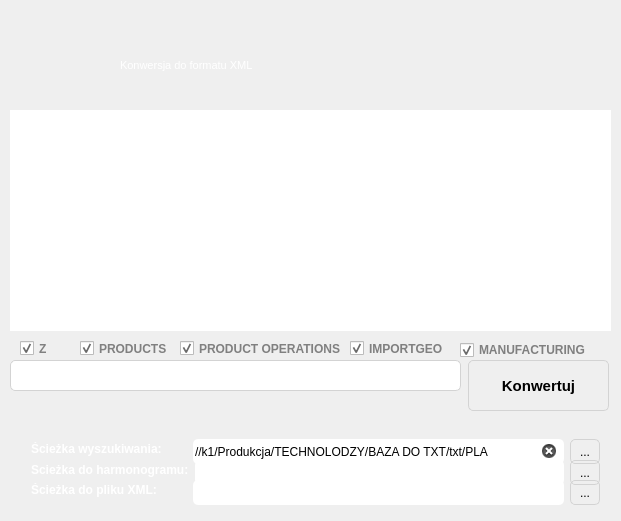
Qt form mainwindow.ui (RStravinsky/ExcelToXML_Assembly) before a commit.
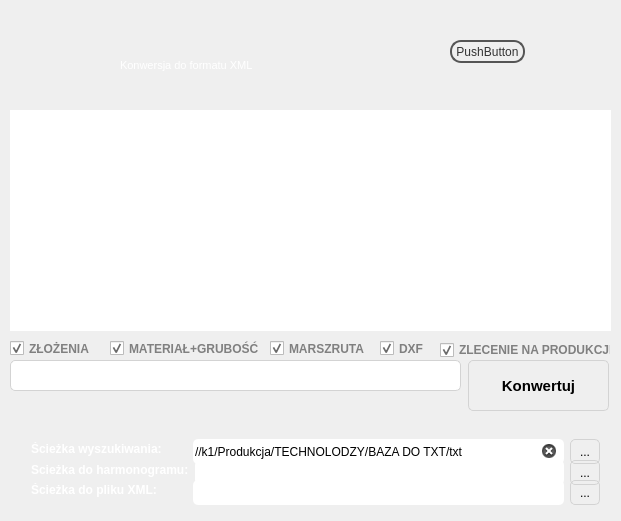
The same form after that commit. Icons and pictures are not drawn.

The edit to the form file:
```diff
--- a/mainwindow.ui
+++ b/mainwindow.ui
@@ -254,7 +254,7 @@
 }</string>
           </property>
           <property name="text">
-           <string>//k1/Produkcja/TECHNOLODZY/BAZA DO TXT/txt/PLA</string>
+           <string>//k1/Produkcja/TECHNOLODZY/BAZA DO TXT/txt</string>
           </property>
           <property name="readOnly">
            <bool>false</bool>
@@ -702,6 +702,19 @@
       <string>&lt;html&gt;&lt;head/&gt;&lt;body&gt;&lt;p&gt;&lt;span style=&quot; font-size:8pt; color:#ffffff;&quot;&gt;Konwersja do formatu XML&lt;/span&gt;&lt;/p&gt;&lt;/body&gt;&lt;/html&gt;</string>
      </property>
     </widget>
+    <widget class="QPushButton" name="pushButton">
+     <property name="geometry">
+      <rect>
+       <x>450</x>
+       <y>40</y>
+       <width>75</width>
+       <height>23</height>
+      </rect>
+     </property>
+     <property name="text">
+      <string>PushButton</string>
+     </property>
+    </widget>
    </widget>
    <widget class="QProgressBar" name="progressBar">
     <property name="geometry">
@@ -861,9 +874,9 @@
    <widget class="QCheckBox" name="zCb">
     <property name="geometry">
      <rect>
-      <x>20</x>
+      <x>10</x>
       <y>340</y>
-      <width>61</width>
+      <width>81</width>
       <height>17</height>
      </rect>
     </property>
@@ -880,7 +893,7 @@
 </string>
     </property>
     <property name="text">
-     <string>Z</string>
+     <string>ZŁOŻENIA</string>
     </property>
     <property name="checked">
      <bool>true</bool>
@@ -889,9 +902,9 @@
    <widget class="QCheckBox" name="productsCb">
     <property name="geometry">
      <rect>
-      <x>80</x>
+      <x>110</x>
       <y>340</y>
-      <width>91</width>
+      <width>151</width>
       <height>17</height>
      </rect>
     </property>
@@ -907,7 +920,7 @@
      <string notr="true">color: gray</string>
     </property>
     <property name="text">
-     <string>PRODUCTS</string>
+     <string>MATERIAŁ+GRUBOŚĆ</string>
     </property>
     <property name="checked">
      <bool>true</bool>
@@ -916,9 +929,9 @@
    <widget class="QCheckBox" name="prodOperCb">
     <property name="geometry">
      <rect>
-      <x>180</x>
+      <x>270</x>
       <y>340</y>
-      <width>161</width>
+      <width>101</width>
       <height>17</height>
      </rect>
     </property>
@@ -934,7 +947,7 @@
      <string notr="true">color: gray</string>
     </property>
     <property name="text">
-     <string>PRODUCT OPERATIONS</string>
+     <string>MARSZRUTA</string>
     </property>
     <property name="checked">
      <bool>true</bool>
@@ -943,9 +956,9 @@
    <widget class="QCheckBox" name="importgeoCB">
     <property name="geometry">
      <rect>
-      <x>350</x>
+      <x>380</x>
       <y>340</y>
-      <width>111</width>
+      <width>51</width>
       <height>17</height>
      </rect>
     </property>
@@ -961,7 +974,7 @@
      <string notr="true">color: gray</string>
     </property>
     <property name="text">
-     <string>IMPORTGEO</string>
+     <string>DXF</string>
     </property>
     <property name="checked">
      <bool>true</bool>
@@ -970,9 +983,9 @@
    <widget class="QCheckBox" name="manufacturingCb">
     <property name="geometry">
      <rect>
-      <x>460</x>
+      <x>440</x>
       <y>340</y>
-      <width>131</width>
+      <width>171</width>
       <height>20</height>
      </rect>
     </property>
@@ -988,7 +1001,7 @@
      <string notr="true">color: gray</string>
     </property>
     <property name="text">
-     <string>MANUFACTURING</string>
+     <string>ZLECENIE NA PRODUKCJĘ</string>
     </property>
     <property name="checked">
      <bool>true</bool>
```
